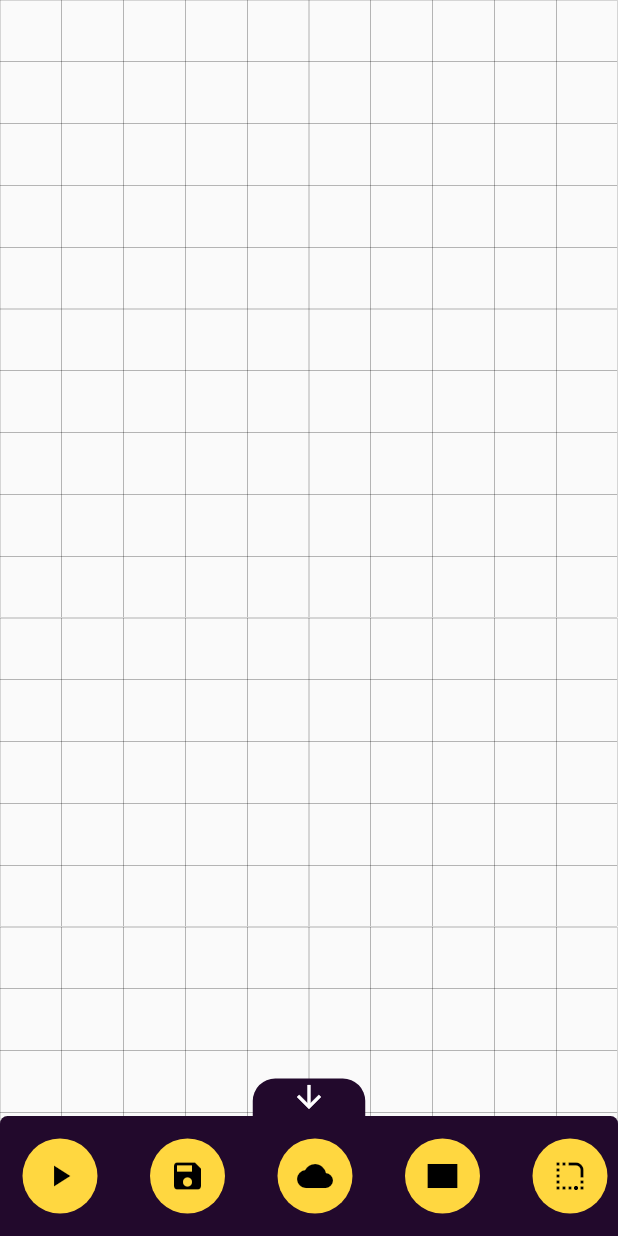
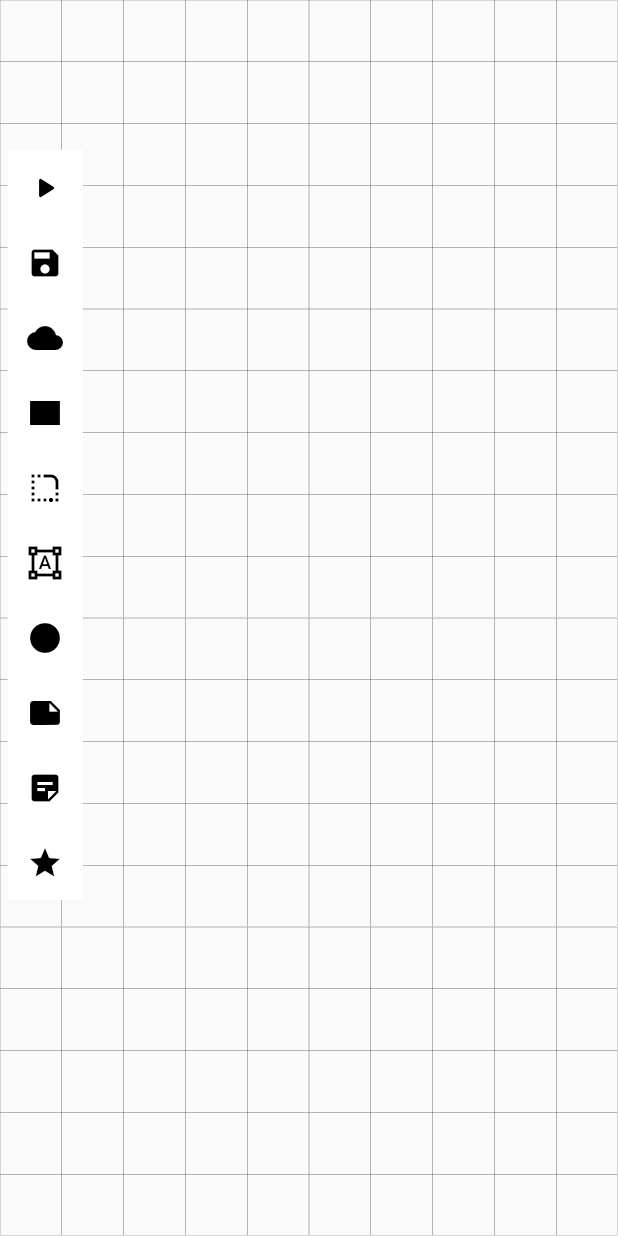
Before and after one commit to ibrahimsezer/Draggable_Interaction, a Flutter app: the screen it shows after launch, on a phone screen of 412 x 824 dp. Run offline on Flutter 3.47's test engine with Material 2 defaults, Android fonts, the phone set to English and light mode, and no system bars; our stand-ins replace flutter_colorpicker, flutter_svg.

Commit message:
Update WidgetMenu

```diff
--- a/lib/model/menu_activity.dart
+++ b/lib/model/menu_activity.dart
@@ -6,10 +6,10 @@ class MenuActivity with ChangeNotifier {
 
   MenuActivity();
 
-  Widget openButton() {
-    isActive = !isActive;
-    notifyListeners();
-    return const MenuIconButton(menuIcon: Icons.arrow_upward, buttonPosX: 0)
-        .openBottomWidget();
-  }
+  // Widget openButton() {
+  //   isActive = !isActive;
+  //   notifyListeners();
+  //   return const MenuIconButton(menuIcon: Icons.arrow_upward, buttonPosX: 0)
+  //       .openBottomWidget();
+  // }
 }
--- a/lib/ui/main_board.dart
+++ b/lib/ui/main_board.dart
@@ -1,15 +1,9 @@
 import 'package:draggable_example/model/this_model.dart';
-import 'package:draggable_example/model/menu_activity.dart';
 import 'package:draggable_example/model/widget_model.dart';
+import 'package:draggable_example/ui/widgets/activites_bar.dart';
 import 'package:draggable_example/ui/widgets/grid_view_background.dart';
-import 'package:draggable_example/ui/widgets/image_widget.dart';
-import 'package:draggable_example/ui/widgets/note_widget.dart';
-import 'package:draggable_example/ui/widgets/opener_widget.dart';
-import 'package:draggable_example/ui/widgets/shape.dart';
-import 'package:draggable_example/ui/widgets/sticky_note_widget.dart';
 import 'package:flutter/material.dart';
 import 'package:provider/provider.dart';
-import 'widgets/interface_buttons.dart';
 
 double globalPosX = 0;
 double globalPosY = 0;
@@ -63,16 +57,17 @@ class _MainBoardState extends State<MainBoard> {
                   ],
                 ),
               );
-            },
+            },///_________________BOTTOM MENU CODES
           ),
-          Consumer<MenuActivity>(
-            builder: (context, value, child) {
-              return const MenuIconButton(
-                buttonPosX: 80,
-                menuIcon: Icons.arrow_downward,
-              ).openBottomWidget();
-            },
-          ),
+          // Consumer<MenuActivity>(
+          //   builder: (context, value, child) {
+          //     return const MenuIconButton(
+          //       buttonPosX: 80,
+          //       menuIcon: Icons.arrow_downward,
+          //     ).openBottomWidget();
+          //   },
+          // ),
+          const Positioned(top: 100,left: 5, child: ActivityBar()),
           ...MainBoard.widgets.map((e) => e.widget),
         ]),
       ),
@@ -80,166 +75,168 @@ class _MainBoardState extends State<MainBoard> {
   }
 }
 
-class MenuIconButton extends StatefulWidget {
-  final IconData menuIcon;
-  final double buttonPosX;
 
-  const MenuIconButton(
-      {super.key, required this.menuIcon, required this.buttonPosX});
-
-  @override
-  State<MenuIconButton> createState() => _MenuIconButtonState();
-
-  Widget openBottomWidget() {
-    if (MenuActivity.isActive) {
-      return Stack(
-        children: [
-          const BottomMenuWidget(),
-          MenuIconButton(menuIcon: menuIcon, buttonPosX: 80),
-        ],
-      );
-    } else {
-      return const MenuIconButton(
-        buttonPosX: 0,
-        menuIcon: Icons.arrow_upward,
-      );
-    }
-  }
-}
-
-class _MenuIconButtonState extends State<MenuIconButton> {
-  @override
-  Widget build(BuildContext context) {
-    return Positioned(
-        bottom: widget.buttonPosX,
-        left: (MediaQuery.sizeOf(context).width / 2) - 37.5,
-        child: InkWell(
-          onTap: () {
-            context.read<MenuActivity>().openButton();
-          },
-          child: Container(
-            decoration: const BoxDecoration(
-                color: Color.fromRGBO(34, 9, 44, 1),
-                borderRadius: BorderRadius.only(
-                    topLeft: Radius.circular(15),
-                    topRight: Radius.circular(15))),
-            width: 75,
-            height: 25,
-            child: Align(
-                alignment: Alignment.center,
-                child: Icon(widget.menuIcon, color: Colors.white)),
-          ),
-        ));
-  }
-}
-
-class BottomMenuWidget extends StatelessWidget {
-  const BottomMenuWidget({
-    super.key,
-  });
-
-  @override
-  Widget build(BuildContext context) {
-    return Positioned(
-        left: 0,
-        bottom: 0,
-        child: Container(
-          decoration: const BoxDecoration(
-            color: Color.fromRGBO(34, 9, 44, 1),
-            borderRadius: BorderRadius.only(
-              topLeft: Radius.circular(5.0),
-              topRight: Radius.circular(5.0),
-            ),
-          ),
-          width: MediaQuery.sizeOf(context).width,
-          height: 80,
-          child: GridView(
-              scrollDirection: Axis.horizontal,
-              gridDelegate: const SliverGridDelegateWithFixedCrossAxisCount(
-                  crossAxisSpacing: 10, mainAxisSpacing: 5, crossAxisCount: 1),
-              children: const [
-                WidgetButtonModule(
-                  myHeight: 100,
-                  myWidth: 100,
-                  widgetButtonName: TriangleShapeWidget(),
-                  widgetButtonIcon: Icons.play_arrow_sharp,
-                ),
-                WidgetButtonModule(
-                  myHeight: 100,
-                  myWidth: 100,
-                  widgetButtonName: CreateImageWidget(
-                      assetName: 'lib/assets/images/sqldeveloper.svg'),
-                  widgetButtonIcon: Icons.save,
-                ),
-                WidgetButtonModule(
-                  myHeight: 100,
-                  myWidth: 100,
-                  widgetButtonName: CreateImageWidget(
-                      assetName: 'lib/assets/images/outline-cloud.svg'),
-                  widgetButtonIcon: Icons.cloud,
-                ),
-                WidgetButtonModule(
-                  myHeight: 100,
-                  myWidth: 100,
-                  widgetButtonName: RectangleShapeWidget(),
-                  widgetButtonIcon: Icons.rectangle,
-                ),
-                WidgetButtonModule(
-                  myHeight: 100,
-                  myWidth: 100,
-                  widgetButtonName: RoundedRectangleShapeWidget(),
-                  widgetButtonIcon: Icons.rounded_corner,
-                ),
-                WidgetButtonModule(
-                  myHeight: 100,
-                  myWidth: 100,
-                  widgetButtonName: RhombusShapeWidget(),
-                  widgetButtonIcon: Icons.format_shapes,
-                ),
-                WidgetButtonModule(
-                  myHeight: 100,
-                  myWidth: 100,
-                  widgetButtonName: CircleWidget(),
-                  widgetButtonIcon: Icons.circle,
-                ),
-                WidgetButtonModule(
-                  myHeight: 70,
-                  myWidth: 240,
-                  widgetButtonName: OpenerTopWidget(),
-                  widgetButtonIcon: Icons.open_in_new_rounded,
-                ),
-                WidgetButtonModule(
-                  myHeight: 100,
-                  myWidth: 100,
-                  widgetButtonName: NoteWidget(),
-                  widgetButtonIcon: Icons.note,
-                ),
-                WidgetButtonModule(
-                  myHeight: 100,
-                  myWidth: 100,
-                  widgetButtonName: StickyNoteWidget(
-                      initialColor: Color.fromRGBO(190, 49, 68, 1)),
-                  widgetButtonIcon: Icons.sticky_note_2,
-                ),
-                WidgetButtonModule(
-                  myHeight: 100,
-                  myWidth: 100,
-                  widgetButtonName: StarWidget(),
-                  widgetButtonIcon: Icons.star,
-                ),
-                WidgetButtonModule(
-                  myHeight: 100,
-                  myWidth: 100,
-                  widgetButtonName: RightArrowWidget(),
-                  widgetButtonIcon: Icons.arrow_right_alt,
-                ),
-                WidgetButtonModule(
-                  myHeight: 100,
-                  myWidth: 100,
-                  widgetButtonName: EllipseShapeWidget(),
-                  widgetButtonIcon: Icons.circle_outlined,
-                ),
-              ]),
-        ));
-  }
-}
+///_________________BOTTOM MENU CODES
+// class MenuIconButton extends StatefulWidget {
+//   final IconData menuIcon;
+//   final double buttonPosX;
+//
+//   const MenuIconButton(
+//       {super.key, required this.menuIcon, required this.buttonPosX});
+//
+//   @override
+//   State<MenuIconButton> createState() => _MenuIconButtonState();
+//
+//   Widget openBottomWidget() {
+//     if (MenuActivity.isActive) {
+//       return Stack(
+//         children: [
+//           const BottomMenuWidget(),
+//           MenuIconButton(menuIcon: menuIcon, buttonPosX: 80),
+//         ],
+//       );
+//     } else {
+//       return const MenuIconButton(
+//         buttonPosX: 0,
+//         menuIcon: Icons.arrow_upward,
+//       );
+//     }
+//   }
+// }
+//
+// class _MenuIconButtonState extends State<MenuIconButton> {
+//   @override
+//   Widget build(BuildContext context) {
+//     return Positioned(
+//         bottom: widget.buttonPosX,
+//         left: (MediaQuery.sizeOf(context).width / 2) - 37.5,
+//         child: InkWell(
+//           onTap: () {
+//             context.read<MenuActivity>().openButton();
+//           },
+//           child: Container(
+//             decoration: const BoxDecoration(
+//                 color: Color.fromRGBO(34, 9, 44, 1),
+//                 borderRadius: BorderRadius.only(
+//                     topLeft: Radius.circular(15),
+//                     topRight: Radius.circular(15))),
+//             width: 75,
+//             height: 25,
+//             child: Align(
+//                 alignment: Alignment.center,
+//                 child: Icon(widget.menuIcon, color: Colors.white)),
+//           ),
+//         ));
+//   }
+// }
+//
+// class BottomMenuWidget extends StatelessWidget {
+//   const BottomMenuWidget({
+//     super.key,
+//   });
+//
+//   @override
+//   Widget build(BuildContext context) {
+//     return Positioned(
+//         left: 0,
+//         bottom: 0,
+//         child: Container(
+//           decoration: const BoxDecoration(
+//             color: Color.fromRGBO(34, 9, 44, 1),
+//             borderRadius: BorderRadius.only(
+//               topLeft: Radius.circular(5.0),
+//               topRight: Radius.circular(5.0),
+//             ),
+//           ),
+//           width: MediaQuery.sizeOf(context).width,
+//           height: 80,
+//           child: GridView(
+//               scrollDirection: Axis.horizontal,
+//               gridDelegate: const SliverGridDelegateWithFixedCrossAxisCount(
+//                   crossAxisSpacing: 10, mainAxisSpacing: 5, crossAxisCount: 1),
+//               children: const [
+//                 WidgetButtonModule(
+//                   myHeight: 100,
+//                   myWidth: 100,
+//                   widgetButtonName: TriangleShapeWidget(),
+//                   widgetButtonIcon: Icons.play_arrow_sharp,
+//                 ),
+//                 WidgetButtonModule(
+//                   myHeight: 100,
+//                   myWidth: 100,
+//                   widgetButtonName: CreateImageWidget(
+//                       assetName: 'lib/assets/images/sqldeveloper.svg'),
+//                   widgetButtonIcon: Icons.save,
+//                 ),
+//                 WidgetButtonModule(
+//                   myHeight: 100,
+//                   myWidth: 100,
+//                   widgetButtonName: CreateImageWidget(
+//                       assetName: 'lib/assets/images/outline-cloud.svg'),
+//                   widgetButtonIcon: Icons.cloud,
+//                 ),
+//                 WidgetButtonModule(
+//                   myHeight: 100,
+//                   myWidth: 100,
+//                   widgetButtonName: RectangleShapeWidget(),
+//                   widgetButtonIcon: Icons.rectangle,
+//                 ),
+//                 WidgetButtonModule(
+//                   myHeight: 100,
+//                   myWidth: 100,
+//                   widgetButtonName: RoundedRectangleShapeWidget(),
+//                   widgetButtonIcon: Icons.rounded_corner,
+//                 ),
+//                 WidgetButtonModule(
+//                   myHeight: 100,
+//                   myWidth: 100,
+//                   widgetButtonName: RhombusShapeWidget(),
+//                   widgetButtonIcon: Icons.format_shapes,
+//                 ),
+//                 WidgetButtonModule(
+//                   myHeight: 100,
+//                   myWidth: 100,
+//                   widgetButtonName: CircleWidget(),
+//                   widgetButtonIcon: Icons.circle,
+//                 ),
+//                 WidgetButtonModule(
+//                   myHeight: 70,
+//                   myWidth: 240,
+//                   widgetButtonName: OpenerTopWidget(),
+//                   widgetButtonIcon: Icons.open_in_new_rounded,
+//                 ),
+//                 WidgetButtonModule(
+//                   myHeight: 100,
+//                   myWidth: 100,
+//                   widgetButtonName: NoteWidget(),
+//                   widgetButtonIcon: Icons.note,
+//                 ),
+//                 WidgetButtonModule(
+//                   myHeight: 100,
+//                   myWidth: 100,
+//                   widgetButtonName: StickyNoteWidget(
+//                       initialColor: Color.fromRGBO(190, 49, 68, 1)),
+//                   widgetButtonIcon: Icons.sticky_note_2,
+//                 ),
+//                 WidgetButtonModule(
+//                   myHeight: 100,
+//                   myWidth: 100,
+//                   widgetButtonName: StarWidget(),
+//                   widgetButtonIcon: Icons.star,
+//                 ),
+//                 WidgetButtonModule(
+//                   myHeight: 100,
+//                   myWidth: 100,
+//                   widgetButtonName: RightArrowWidget(),
+//                   widgetButtonIcon: Icons.arrow_right_alt,
+//                 ),
+//                 WidgetButtonModule(
+//                   myHeight: 100,
+//                   myWidth: 100,
+//                   widgetButtonName: EllipseShapeWidget(),
+//                   widgetButtonIcon: Icons.circle_outlined,
+//                 ),
+//               ]),
+//         ));
+//   }
+// }
--- /dev/null
+++ b/lib/ui/widgets/activites_bar.dart
@@ -0,0 +1,102 @@
+import 'package:draggable_example/ui/widgets/moduler_widget.dart';
+import 'package:draggable_example/ui/widgets/shape.dart';
+import 'package:draggable_example/ui/widgets/sticky_note_widget.dart';
+import 'package:flutter/material.dart';
+
+import 'image_widget.dart';
+import 'interface_buttons.dart';
+import 'note_widget.dart';
+import 'opener_widget.dart';
+
+class ActivityBar extends StatelessWidget {
+  const ActivityBar({super.key});
+
+  @override
+  Widget build(BuildContext context) {
+    return Container(
+      width: 50,
+      height: 500,
+      color: Colors.white,
+      child: GridView(
+        gridDelegate:
+            const SliverGridDelegateWithFixedCrossAxisCount(crossAxisCount: 1),
+        children: const [
+          ActivityBarIcon(
+              widgetButtonName: TriangleShapeWidget(),
+              widgetButtonIcon: Icons.play_arrow_rounded,
+              myWidth: 100,
+              myHeight: 100),
+          ActivityBarIcon(
+            myHeight: 100,
+            myWidth: 100,
+            widgetButtonName: CreateImageWidget(
+                assetName: 'lib/assets/images/sqldeveloper.svg'),
+            widgetButtonIcon: Icons.save,
+          ),
+          ActivityBarIcon(
+            myHeight: 100,
+            myWidth: 100,
+            widgetButtonName: CreateImageWidget(
+                assetName: 'lib/assets/images/outline-cloud.svg'),
+            widgetButtonIcon: Icons.cloud,
+          ),
+          ActivityBarIcon(
+            myHeight: 100,
+            myWidth: 100,
+            widgetButtonName: RectangleShapeWidget(),
+            widgetButtonIcon: Icons.rectangle,
+          ),
+          ActivityBarIcon(
+            myHeight: 100,
+            myWidth: 100,
+            widgetButtonName: RoundedRectangleShapeWidget(),
+            widgetButtonIcon: Icons.rounded_corner,
+          ),
+          ActivityBarIcon(
+            myHeight: 100,
+            myWidth: 100,
+            widgetButtonName: RhombusShapeWidget(),
+            widgetButtonIcon: Icons.format_shapes,
+          ),
+          ActivityBarIcon(
+            myHeight: 100,
+            myWidth: 100,
+            widgetButtonName: CircleWidget(),
+            widgetButtonIcon: Icons.circle,
+          ),
+          ActivityBarIcon(
+            myHeight: 100,
+            myWidth: 100,
+            widgetButtonName: NoteWidget(),
+            widgetButtonIcon: Icons.note,
+          ),
+          ActivityBarIcon(
+            myHeight: 100,
+            myWidth: 100,
+            widgetButtonName:
+                StickyNoteWidget(initialColor: Color.fromRGBO(190, 49, 68, 1)),
+            widgetButtonIcon: Icons.sticky_note_2,
+          ),
+          ActivityBarIcon(
+            myHeight: 100,
+            myWidth: 100,
+            widgetButtonName: StarWidget(),
+            widgetButtonIcon: Icons.star,
+          ),
+          ActivityBarIcon(
+            myHeight: 100,
+            myWidth: 100,
+            widgetButtonName: RightArrowWidget(),
+            widgetButtonIcon: Icons.arrow_right_alt,
+          ),
+          ActivityBarIcon(
+            myHeight: 100,
+            myWidth: 100,
+            widgetButtonName: EllipseShapeWidget(),
+            widgetButtonIcon: Icons.circle_outlined,
+          ),
+        ],
+      ),
+    );
+  }
+}
--- a/lib/ui/widgets/interface_buttons.dart
+++ b/lib/ui/widgets/interface_buttons.dart
@@ -39,8 +39,8 @@ class _WidgetButtonModuleState extends State<WidgetButtonModule> {
               ThisModel myModel = ThisModel(
                   id: idCounter,
                   widget: ModulerWidget(
-                      myPosX: 0,
-                      myPosY: 0,
+                      myPosX: MediaQuery.sizeOf(context).width/2,
+                      myPosY: MediaQuery.sizeOf(context).height/2,
                       initialWidth: widget.myWidth,
                       initialHeight: widget.myHeight,
                       widgetVariable: widget.widgetButtonName),
@@ -52,3 +52,51 @@ class _WidgetButtonModuleState extends State<WidgetButtonModule> {
     );
   }
 }
+
+///-------------------------Activity_Bar--------------------------------
+class ActivityBarIcon extends StatefulWidget {
+  const ActivityBarIcon({
+    super.key,
+    required this.widgetButtonName,
+    required this.widgetButtonIcon,
+    required this.myWidth,
+    required this.myHeight,
+  });
+
+  final Widget widgetButtonName;
+  final IconData widgetButtonIcon;
+  final double myWidth;
+  final double myHeight;
+
+  @override
+  State<ActivityBarIcon> createState() => _ActivityBarIconState();
+}
+
+class _ActivityBarIconState extends State<ActivityBarIcon> {
+  Color selectedColor = Colors.black;
+
+  @override
+  Widget build(BuildContext context) {
+    return InkWell(
+        onTap: () {
+          ThisModel myModel = ThisModel(
+              id: idCounter,
+              widget: ModulerWidget(
+                  myPosX: MediaQuery.sizeOf(context).width*0.4,
+                  myPosY: MediaQuery.sizeOf(context).height*0.4,
+                  initialWidth: 100,
+                  initialHeight: 100,
+                  widgetVariable: widget.widgetButtonName),
+              isActive: false);
+          context.read<WidgetFunctions>().addThisModel(myModel);
+        },
+        child: Container(
+            color: Colors.white,
+            width: 45,
+            height: 45,
+            child: Icon(
+              widget.widgetButtonIcon,
+              color: selectedColor,
+            )));
+  }
+}
```
